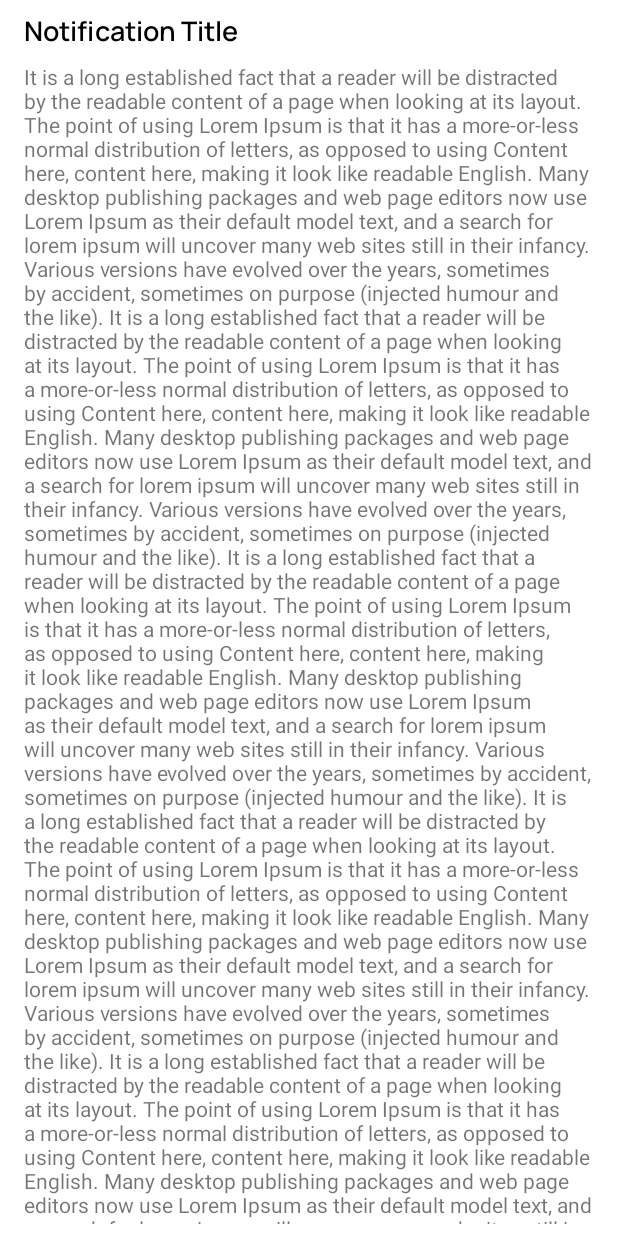
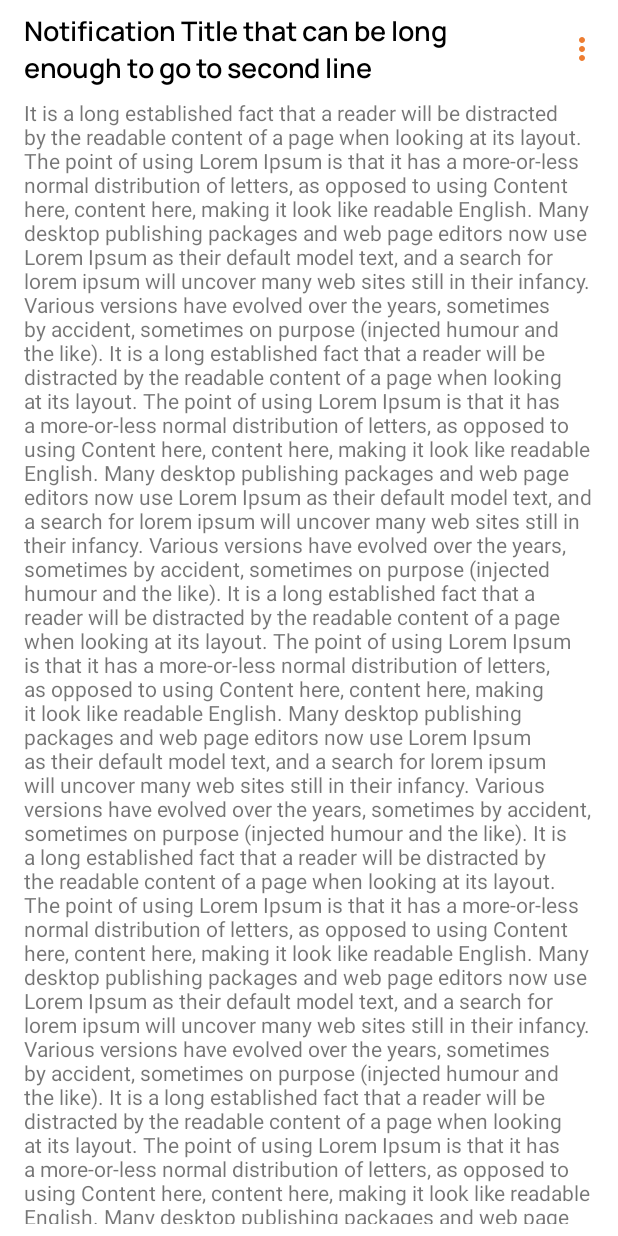
Before and after one commit to jamiddd/EastylianTest, an Android app: the layout notification_item.xml on its own in the app's theme, with its tools: preview values and no code run, on a phone screen of 412 x 824 dp. Run offline under Robolectric (Android 15) with nearby library versions, the phone set to English and light mode, and no system bars; plain views replace SimpleDraweeView.

Commit message:
Cleaning up some files

```diff
--- a/app/src/main/java/com/jamid/eastyliantest/Signature.kt
+++ b/app/src/main/java/com/jamid/eastyliantest/Signature.kt
@@ -7,8 +7,6 @@ import javax.crypto.Mac
 import javax.crypto.spec.SecretKeySpec
 
 object Signature {
-
-//	private const val HMAC_SHA256_ALGORITHM = "HmacSHA256"
 
 	@Throws(NoSuchAlgorithmException::class, InvalidKeyException::class)
 	fun hmac(algorithm: String?, key: ByteArray?, message: ByteArray?): ByteArray {
--- /dev/null
+++ b/app/src/main/java/com/jamid/eastyliantest/interfaces/OnScaleListener.kt
@@ -0,0 +1,5 @@
+package com.jamid.eastyliantest.interfaces
+
+interface OnScaleListener {
+    fun onImageChange(scaleFactor: Float)
+}
--- a/app/src/main/java/com/jamid/eastyliantest/ui/MainActivity.kt
+++ b/app/src/main/java/com/jamid/eastyliantest/ui/MainActivity.kt
@@ -224,6 +224,11 @@ class MainActivity : LocationAwareActivity(), CakeClickListener, OrderImageClick
         locationUtility.getNearbyPlaces()
 
         navController.addOnDestinationChangedListener { _, destination, _ ->
+
+            // Doing this because current image is set in
+            viewModel.setCurrentImage(null)
+
+
             when (destination.id) {
                 R.id.homeFragment, R.id.dashboardFragment, R.id.cartFragment -> {
                     val badge = binding.navView.getOrCreateBadge(R.id.cart_navigation)
--- a/app/src/main/java/com/jamid/eastyliantest/utility/FirebaseUtility.kt
+++ b/app/src/main/java/com/jamid/eastyliantest/utility/FirebaseUtility.kt
@@ -412,6 +412,12 @@ class FirebaseUtility {
             }
     }
 
+    fun uploadNotification(notification: SimpleNotification, onComplete: ((result: Task<Void>) -> Unit)? = null) {
+        val newNotificationRef = Firebase.firestore.collection(NOTIFICATIONS).document()
+        val task = newNotificationRef.set(notification)
+        task.addOnCompleteListener(onComplete)
+    }
+
 
     companion object {
         private const val TAG = "FirebaseUtility"
--- /dev/null
+++ b/app/src/main/res/drawable/ic_baseline_more_vert_24.xml
@@ -0,0 +1,10 @@
+<vector xmlns:android="http://schemas.android.com/apk/res/android"
+    android:width="24dp"
+    android:height="24dp"
+    android:viewportWidth="24"
+    android:viewportHeight="24"
+    android:tint="?attr/colorControlNormal">
+  <path
+      android:fillColor="@android:color/white"
+      android:pathData="M12,8c1.1,0 2,-0.9 2,-2s-0.9,-2 -2,-2 -2,0.9 -2,2 0.9,2 2,2zM12,10c-1.1,0 -2,0.9 -2,2s0.9,2 2,2 2,-0.9 2,-2 -0.9,-2 -2,-2zM12,16c-1.1,0 -2,0.9 -2,2s0.9,2 2,2 2,-0.9 2,-2 -0.9,-2 -2,-2z"/>
+</vector>
--- a/app/src/main/res/layout/fragment_location.xml
+++ b/app/src/main/res/layout/fragment_location.xml
@@ -65,7 +65,7 @@
 
         <com.google.android.material.button.MaterialButton
             android:id="@+id/mapFragmentBackBtn"
-            style="@style/Theme.Button.IconOnly"
+            style="@style/GenericBtn"
             android:layout_width="wrap_content"
             android:layout_height="wrap_content"
             app:icon="@drawable/ic_round_arrow_back_24" />
--- a/app/src/main/res/layout/notification_item.xml
+++ b/app/src/main/res/layout/notification_item.xml
@@ -9,16 +9,31 @@
     android:orientation="vertical"
     tools:layout_marginTop="24dp">
 
+    <LinearLayout
+        android:layout_width="match_parent"
+        android:layout_height="wrap_content"
+        android:orientation="horizontal">
+
         <TextView
             android:id="@+id/notificationTitle"
             style="@style/ListItem"
-        android:layout_width="match_parent"
+            android:layout_width="0dp"
             android:layout_height="wrap_content"
+            android:layout_weight="1"
             android:fontFamily="@font/manrope_semi_bold"
-        android:text="Notification Title"
+            android:text="Notification Title that can be long enough to go to second line"
             android:textAppearance="@style/TextAppearance.AppCompat.Medium"
             tools:layout_editor_absoluteX="16dp"
             tools:layout_editor_absoluteY="16dp" />
+
+        <com.google.android.material.button.MaterialButton
+            android:id="@+id/notificationOptionBtn"
+            style="@style/GenericBtn"
+            android:layout_width="wrap_content"
+            android:layout_height="wrap_content"
+            android:layout_gravity="center_vertical"
+            app:icon="@drawable/ic_baseline_more_vert_24" />
+    </LinearLayout>
 
     <TextView
         android:id="@+id/notificationContent"
--- /dev/null
+++ b/app/src/main/res/menu/notification_menu.xml
@@ -0,0 +1,5 @@
+<?xml version="1.0" encoding="utf-8"?>
+<menu xmlns:android="http://schemas.android.com/apk/res/android">
+    <item android:id="@+id/notification_resend" android:title="Resend" />
+    <item android:id="@+id/notification_edit" android:title="Edit" />
+</menu>
--- a/app/src/main/res/values-night/themes.xml
+++ b/app/src/main/res/values-night/themes.xml
@@ -105,6 +105,10 @@
         <item name="drawableEndCompat">@drawable/ic_round_keyboard_arrow_right_24</item>
     </style>
 
+    <style name="GenericBtn" parent="Theme.Button.IconOnly">
+        <item name="iconTint">@color/primaryColor</item>
+    </style>
+
 
 
 </resources>
--- a/app/src/main/res/values/themes.xml
+++ b/app/src/main/res/values/themes.xml
@@ -203,4 +203,8 @@
 
     </style>
 
+    <style name="GenericBtn" parent="Theme.Button.IconOnly">
+        <item name="iconTint">@color/primaryColor</item>
+    </style>
+
 </resources>
```
Also changed, not shown: app/build.gradle (+2 -9 lines), app/src/main/AndroidManifest.xml (+6 -3 lines), app/src/main/java/com/jamid/eastyliantest/adapter/NotificationViewHolder.kt (+47 -4 lines), app/src/main/java/com/jamid/eastyliantest/interfaces/NotificationClickListener.kt (added, +10 -0 lines), app/src/main/java/com/jamid/eastyliantest/ui/AdminActivity.kt (+11 -1 lines), app/src/main/java/com/jamid/eastyliantest/ui/LocationFragment.kt (+0 -17 lines), app/src/main/java/com/jamid/eastyliantest/ui/MainViewModel.kt (+8 -0 lines), app/src/main/java/com/jamid/eastyliantest/ui/notifications/AddNotificationFragment.kt (+48 -35 lines). Lines whose indentation alone changed are shown as unchanged.
